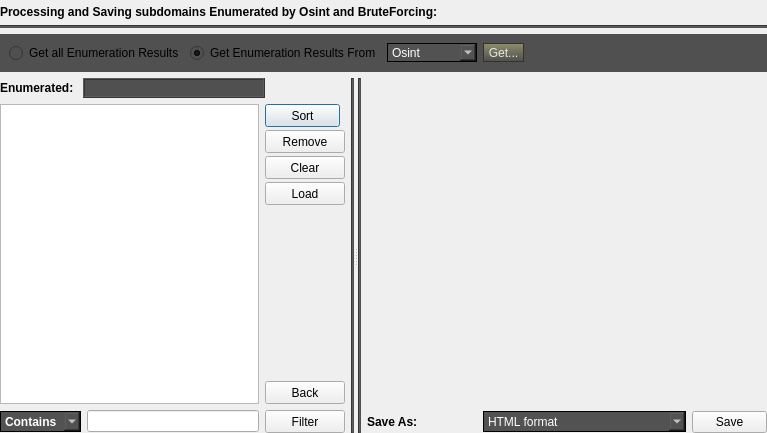
First picture: the form in Gui/src/SaveTab/Save.ui, repository 3nock/OTE, before the edit.
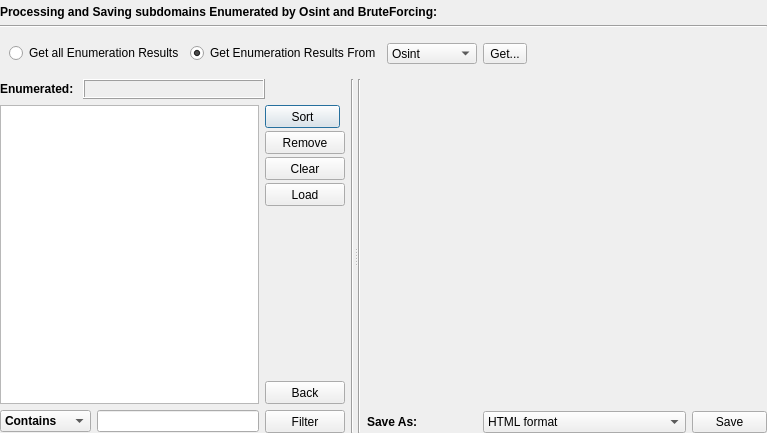
Second picture: the form after the edit.

```diff
--- a/Gui/src/SaveTab/Save.ui
+++ b/Gui/src/SaveTab/Save.ui
@@ -53,7 +53,7 @@
         </sizepolicy>
        </property>
        <property name="styleSheet">
-        <string notr="true">background-color:rgb(80, 80, 80);</string>
+        <string notr="true"/>
        </property>
        <property name="orientation">
         <enum>Qt::Horizontal</enum>
@@ -65,7 +65,7 @@
    <item>
     <layout class="QVBoxLayout" name="verticalLayout_5">
      <item>
-      <widget class="QFrame" name="">
+      <widget class="QFrame" name="frame">
        <property name="sizePolicy">
         <sizepolicy hsizetype="Preferred" vsizetype="Maximum">
          <horstretch>0</horstretch>
@@ -73,7 +73,7 @@
         </sizepolicy>
        </property>
        <property name="styleSheet">
-        <string notr="true">background-color:rgb(80, 80, 80);</string>
+        <string notr="true"/>
        </property>
        <layout class="QHBoxLayout" name="horizontalLayout_5">
         <item>
@@ -111,12 +111,7 @@
            </size>
           </property>
           <property name="styleSheet">
-           <string notr="true">border-style: solid;
-border-color: black;
-border-width: 1px;
-color: white;
-background-color:rgb(82, 82, 82);
-selection-background-color: qlineargradient(spread:pad, x1:0.5, y1:1, x2:0.5, y2:0, stop:0 rgba(77, 77, 77, 255), stop:0.7 rgba(143, 143, 107));</string>
+           <string notr="true"/>
           </property>
           <item>
            <property name="text">
@@ -172,12 +167,7 @@
            <number>-1</number>
           </property>
           <property name="styleSheet">
-           <string notr="true">background-color: qlineargradient(spread:pad, x1:0.5, y1:1, x2:0.5, y2:0, stop:0 rgba(77, 77, 77, 255), stop:1 rgb(143, 143, 107));
-color: rgb(230,230,230);
-border-style: solid;
-border-color: rgb(50, 50, 50);
-border-width: 1px;
-border-radius: 15px</string>
+           <string notr="true"/>
           </property>
           <property name="text">
            <string>Get...</string>
@@ -235,7 +225,7 @@
               </font>
              </property>
              <property name="styleSheet">
-              <string notr="true">background-color:rgb(80, 80, 80);</string>
+              <string notr="true"/>
              </property>
              <property name="frameShape">
               <enum>QFrame::Box</enum>
@@ -442,12 +432,7 @@
               </font>
              </property>
              <property name="styleSheet">
-              <string notr="true">border-style: solid;
-border-color: black;
-border-width: 1px;
-color: white;
-background-color:rgb(82, 82, 82);
-selection-background-color: qlineargradient(spread:pad, x1:0.5, y1:1, x2:0.5, y2:0, stop:0 rgba(77, 77, 77, 255), stop:0.7 rgba(143, 143, 107));</string>
+              <string notr="true"/>
              </property>
              <property name="currentIndex">
               <number>2</number>
@@ -511,7 +496,7 @@
        <item>
         <widget class="Line" name="line">
          <property name="styleSheet">
-          <string notr="true">background-color:rgb(80, 80, 80);</string>
+          <string notr="true"/>
          </property>
          <property name="orientation">
           <enum>Qt::Vertical</enum>
@@ -525,7 +510,7 @@
        <item>
         <widget class="Line" name="line_6">
          <property name="styleSheet">
-          <string notr="true">background-color:rgb(80, 80, 80);</string>
+          <string notr="true"/>
          </property>
          <property name="orientation">
           <enum>Qt::Vertical</enum>
@@ -601,12 +586,7 @@
               </size>
              </property>
              <property name="styleSheet">
-              <string notr="true">border-style: solid;
-border-color: black;
-border-width: 1px;
-color: white;
-background-color:rgb(82, 82, 82);
-selection-background-color: qlineargradient(spread:pad, x1:0.5, y1:1, x2:0.5, y2:0, stop:0 rgba(77, 77, 77, 255), stop:0.7 rgba(143, 143, 107));</string>
+              <string notr="true"/>
              </property>
              <item>
               <property name="text">
```
Left out of the diff: 14 changed lines with no effect on the pictures.
